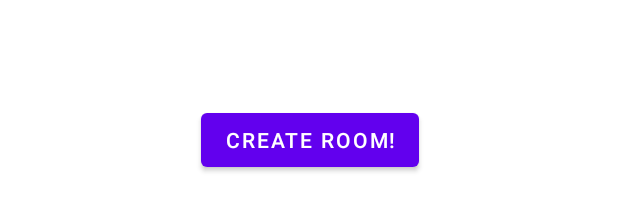
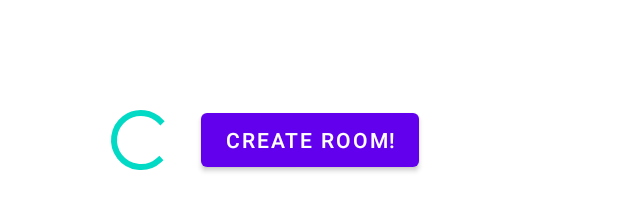
Before and after one commit to RedSponge/YudBetAndroidProject, an Android app: the layout activity_create_room.xml on its own in the app's theme, with its tools: preview values and no code run, on a phone screen of 412 x 824 dp. Shown: the part 931-1142 px from the top of the screen. Run offline under Robolectric (Android 15) with nearby library versions, the phone set to English and light mode, and no system bars.

Commit message:
Implement room creation screen

```diff
--- a/app/build.gradle
+++ b/app/build.gradle
@@ -40,4 +40,5 @@ dependencies {
     androidTestImplementation 'androidx.test.ext:junit:1.1.2'
     androidTestImplementation 'androidx.test.espresso:espresso-core:3.3.0'
     implementation "androidx.constraintlayout:constraintlayout:2.0.4"
+    implementation 'androidx.swiperefreshlayout:swiperefreshlayout:1.0.0'
 }
--- a/app/src/main/AndroidManifest.xml
+++ b/app/src/main/AndroidManifest.xml
@@ -13,7 +13,7 @@
         android:windowSoftInputMode="adjustResize"
         android:theme="@style/Theme.GLTest">
         <activity
-            android:name=".MainActivity"
+            android:name=".GameActivity"
             android:screenOrientation="landscape">
         </activity>
         <activity android:name=".auth.AuthActivity">
@@ -23,6 +23,7 @@
             </intent-filter>
         </activity>
         <activity android:name=".list.RoomListActivity"/>
+        <activity android:name=".list.CreateRoomActivity"/>
     </application>
 
 </manifest>
--- a/app/src/main/java/com/redsponge/gltest/card/Constants.java
+++ b/app/src/main/java/com/redsponge/gltest/card/Constants.java
@@ -5,6 +5,9 @@ public class Constants {
     public static final String CARDS_REFERENCE = "cards";
     public static final String CARD_ORDER_REFERENCE = "card_order";
     public static final String MAX_PLAYERS_REFERENCE = "max_players";
+    public static final String ROOMS_REFERENCE = "rooms";
+    public static final String PASSWORD_REFERENCE = "password";
+    public static final String ROOM_NAME_EXTRA = "room_name";
 
     public static float MAX_CHOICE_TIME = 0.1f;
 }
--- a/app/src/main/java/com/redsponge/gltest/gl/GLView.java
+++ b/app/src/main/java/com/redsponge/gltest/gl/GLView.java
@@ -64,7 +64,7 @@ public class GLView extends GLSurfaceView {
         return super.onDragEvent(event);
     }
 
-    public void setPendingScreen(Class<? extends Screen> pendingScreen) {
+    public void setPendingScreen(Screen pendingScreen) {
         renderer.setPendingScreen(pendingScreen);
     }
 }
--- a/app/src/main/res/layout/activity_create_room.xml
+++ b/app/src/main/res/layout/activity_create_room.xml
@@ -26,7 +26,7 @@
         android:ems="10"
         android:hint="Room Name"
         android:inputType="textPersonName"
-        app:layout_constraintBottom_toTopOf="@+id/editTextNumber"
+        app:layout_constraintBottom_toTopOf="@+id/etMaxPlayers"
         app:layout_constraintEnd_toEndOf="@+id/tvTitle"
         app:layout_constraintHorizontal_bias="0.5"
         app:layout_constraintStart_toStartOf="@+id/tvTitle"
@@ -37,23 +37,23 @@
         android:layout_width="wrap_content"
         android:layout_height="wrap_content"
         app:barrierDirection="bottom"
-        app:constraint_referenced_ids="null,tvTitle"
+        app:constraint_referenced_ids="tvTitle"
         tools:layout_editor_absoluteY="731dp" />
 
     <EditText
-        android:id="@+id/editTextNumber"
+        android:id="@+id/etMaxPlayers"
         android:layout_width="wrap_content"
         android:layout_height="wrap_content"
         android:ems="10"
         android:hint="Number Of People"
         android:inputType="number"
-        app:layout_constraintBottom_toTopOf="@+id/editTextTextPassword"
+        app:layout_constraintBottom_toTopOf="@+id/etPassword"
         app:layout_constraintEnd_toEndOf="@+id/etRoomName"
         app:layout_constraintStart_toStartOf="@+id/etRoomName"
         app:layout_constraintTop_toBottomOf="@+id/etRoomName" />
 
     <EditText
-        android:id="@+id/editTextTextPassword"
+        android:id="@+id/etPassword"
         android:layout_width="wrap_content"
         android:layout_height="wrap_content"
         android:layout_marginBottom="128dp"
@@ -61,20 +61,29 @@
         android:hint="Password (Leave empty for none)"
         android:inputType="textPassword"
         app:layout_constraintBottom_toTopOf="@+id/btnCreateRoom"
-        app:layout_constraintEnd_toEndOf="@+id/editTextNumber"
-        app:layout_constraintHorizontal_bias="0.51"
-        app:layout_constraintStart_toStartOf="@+id/editTextNumber"
-        app:layout_constraintTop_toBottomOf="@+id/editTextNumber" />
+        app:layout_constraintEnd_toEndOf="@+id/etMaxPlayers"
+        app:layout_constraintHorizontal_bias="0.5"
+        app:layout_constraintStart_toStartOf="@+id/etMaxPlayers"
+        app:layout_constraintTop_toBottomOf="@+id/etMaxPlayers" />
 
+    <ProgressBar
+        android:id="@+id/pbLoading"
+        android:layout_width="wrap_content"
+        android:layout_height="wrap_content"
+        android:layout_marginEnd="16dp"
+        app:layout_constraintBottom_toBottomOf="@+id/btnCreateRoom"
+        app:layout_constraintEnd_toStartOf="@+id/btnCreateRoom"
+        app:layout_constraintTop_toTopOf="@+id/btnCreateRoom" />
     <Button
         android:id="@+id/btnCreateRoom"
         android:layout_width="wrap_content"
         android:layout_height="wrap_content"
+        android:onClick="tryCreateRoom"
         android:text="Create Room!"
         app:layout_constraintBottom_toBottomOf="parent"
-        app:layout_constraintEnd_toEndOf="@+id/editTextTextPassword"
-        app:layout_constraintHorizontal_bias="0.502"
-        app:layout_constraintStart_toStartOf="@+id/editTextTextPassword"
-        app:layout_constraintTop_toBottomOf="@+id/editTextTextPassword" />
+        app:layout_constraintEnd_toEndOf="@+id/etPassword"
+        app:layout_constraintHorizontal_bias="0.5"
+        app:layout_constraintStart_toStartOf="@+id/etPassword"
+        app:layout_constraintTop_toBottomOf="@+id/etPassword" />
 
 </androidx.constraintlayout.widget.ConstraintLayout>
```
Also changed, not shown: app/src/main/java/com/redsponge/gltest/GameActivity.java (renamed from app/src/main/java/com/redsponge/gltest/MainActivity.java, +6 -3 lines), app/src/main/java/com/redsponge/gltest/gl/GLRenderer.java (+4 -9 lines), app/src/main/java/com/redsponge/gltest/glscreen/TestScreen.java (+6 -7 lines), app/src/main/java/com/redsponge/gltest/list/CreateRoomActivity.java (added, +105 -0 lines), app/src/main/java/com/redsponge/gltest/list/RoomAdapter.java (+7 -1 lines), app/src/main/java/com/redsponge/gltest/list/RoomListActivity.java (+83 -6 lines), app/src/main/java/com/redsponge/gltest/room/ListRoomItem.java (+28 -7 lines), app/src/main/java/com/redsponge/gltest/utils/Utils.java (+25 -0 lines), app/src/main/res/layout/activity_room_list.xml (+12 -4 lines).
